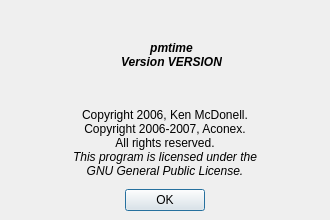
This is src/time/aboutdialog.ui in performancecopilot/pcp as Qt 5 draws it before an edit. The edited form follows.
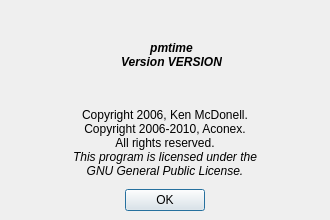
This is the edited form. Icons and pictures are not drawn.

Commit message: Update copyright dates in About dialogs.

```diff
--- a/src/time/aboutdialog.ui
+++ b/src/time/aboutdialog.ui
@@ -127,7 +127,7 @@
         <string>&lt;html>&lt;head>&lt;meta name="qrichtext" content="1" />&lt;style type="text/css">
 p, li { white-space: pre-wrap; }
 &lt;/style>&lt;/head>&lt;body style=" font-family:'Sans Serif'; font-size:9pt; font-weight:400; font-style:normal; text-decoration:none;">
-&lt;p style=" margin-top:0px; margin-bottom:0px; margin-left:0px; margin-right:0px; -qt-block-indent:0; text-indent:0px;">Copyright 2006, Ken McDonell.&lt;br />Copyright 2006-2007, Aconex.&lt;br />All rights reserved.&lt;br />&lt;span style=" font-style:italic;">This program is licensed under the&lt;/span>&lt;/p>
+&lt;p style=" margin-top:0px; margin-bottom:0px; margin-left:0px; margin-right:0px; -qt-block-indent:0; text-indent:0px;">Copyright 2006, Ken McDonell.&lt;br />Copyright 2006-2010, Aconex.&lt;br />All rights reserved.&lt;br />&lt;span style=" font-style:italic;">This program is licensed under the&lt;/span>&lt;/p>
 &lt;p style=" margin-top:0px; margin-bottom:0px; margin-left:0px; margin-right:0px; -qt-block-indent:0; text-indent:0px; font-style:italic;">GNU General Public License.&lt;/p>&lt;/body>&lt;/html></string>
        </property>
        <property name="alignment" >
```
The commit also changes 1 other file.
